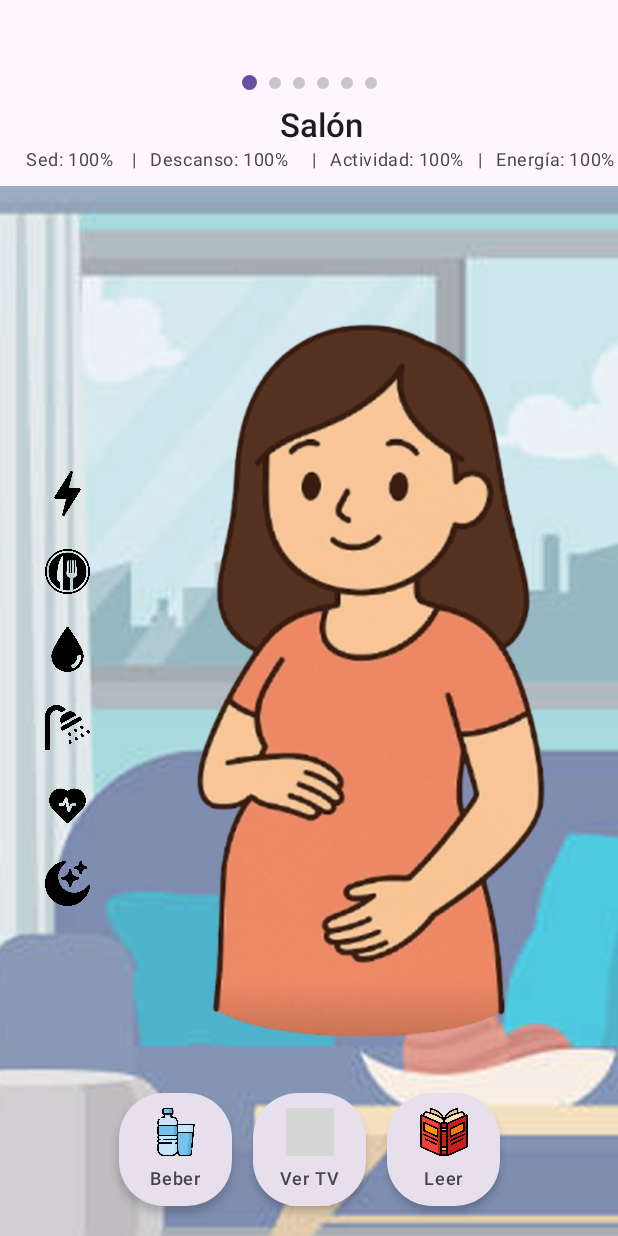
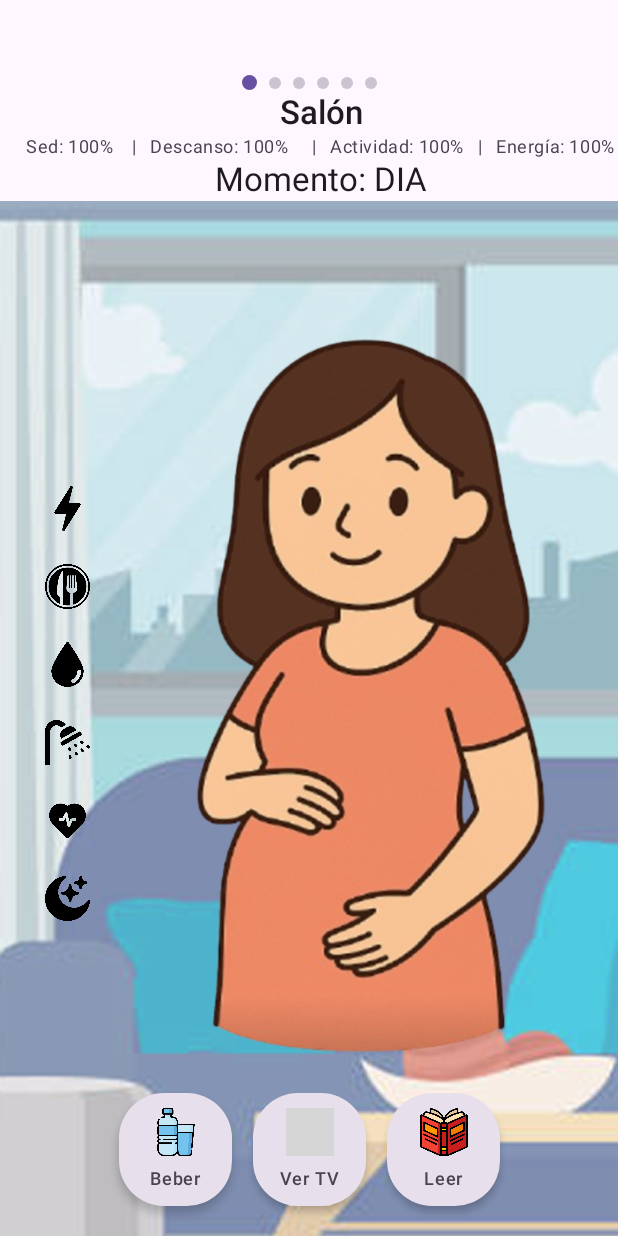
Before and after one commit to Iria141/Damagotchi_26, an Android app built with Jetpack Compose: the first screen one second after launch (MainActivity), on a phone screen of 412 x 824 dp. Run offline under Robolectric (Android 15) with nearby library versions, the light colour scheme and no system bars; grey boxes are pictures that could not be loaded.

Commit message:
comprobacion temporalizacion con mensajes DIA/NOCHE y DIA/SEMANA de embarazp

```diff
--- a/app/src/main/java/com/example/damagotchi_26/MainActivity.kt
+++ b/app/src/main/java/com/example/damagotchi_26/MainActivity.kt
@@ -1,12 +1,11 @@
 package com.example.damagotchi_26
 
-import android.content.Context
+import com.example.damagotchi_26.viewmodel.TransicionViewModel
 import android.os.Bundle
 import androidx.activity.ComponentActivity
 import androidx.activity.compose.setContent
 import androidx.compose.runtime.LaunchedEffect
 import androidx.lifecycle.viewmodel.compose.viewModel
-import com.example.damagotchi_26.data.PetPrefs
 import com.example.damagotchi_26.viewmodel.PetViewModel
 import com.example.damagotchi_26.navigation.RoomsPagerScreen
 import com.example.damagotchi_26.viewmodel.PetViewModelFactory
@@ -18,12 +17,18 @@ class MainActivity : ComponentActivity() {
         setContent {
             val factory = PetViewModelFactory(applicationContext)
             val petViewModel: PetViewModel = viewModel(factory = factory)
+            val transicionViewModel: TransicionViewModel = viewModel()
 
             LaunchedEffect(Unit) {
-                petViewModel.iniciarTick()
+                petViewModel.iniciarTick()   // medidores
+                petViewModel.iniciarTiempo()   // embarazo (día/semana)
+                transicionViewModel.iniciarCicloLuz()// día/noche
             }
 
-            RoomsPagerScreen(petViewModel = petViewModel)
+            RoomsPagerScreen(
+                petViewModel = petViewModel,
+                momentoDia = transicionViewModel.momentoDia
+            )
         }
     }
 }
--- /dev/null
+++ b/app/src/main/java/com/example/damagotchi_26/domain/MomentoDia.kt
@@ -0,0 +1,17 @@
+package com.example.damagotchi_26.domain
+
+import android.os.Build
+import androidx.annotation.RequiresApi
+import java.time.LocalTime
+
+enum class MomentoDia { DIA, NOCHE }
+
+@RequiresApi(Build.VERSION_CODES.O)
+fun obtenerMomentoDia(): MomentoDia {
+    val hora = LocalTime.now().hour
+
+    return when (hora) {
+        in 6..11 -> MomentoDia.DIA
+        else -> MomentoDia.NOCHE
+    }
+}
--- a/app/src/main/java/com/example/damagotchi_26/domain/Pet.kt
+++ b/app/src/main/java/com/example/damagotchi_26/domain/Pet.kt
@@ -8,7 +8,9 @@ data class Pet(
     val actividad: Int = 100,
     val descanso : Int = 100,
 
-    val semanaEmbarazo: Int = 1
+    val semanaEmbarazo: Int = 1, //1..200
+    val diaEmbarazo: Int = 1 //1..40
+
 
 ) {
     fun estaMal(): Boolean =
--- a/app/src/main/java/com/example/damagotchi_26/navigation/RoomPagesScreem.kt
+++ b/app/src/main/java/com/example/damagotchi_26/navigation/RoomPagesScreem.kt
@@ -8,6 +8,7 @@ import androidx.compose.runtime.*
 import androidx.compose.ui.Alignment
 import androidx.compose.ui.Modifier
 import androidx.compose.ui.unit.dp
+import com.example.damagotchi_26.domain.MomentoDia
 import com.example.damagotchi_26.ui.rooms.BathRoom
 import com.example.damagotchi_26.ui.rooms.BedRoom
 import com.example.damagotchi_26.ui.rooms.Clinic
@@ -15,10 +16,11 @@ import com.example.damagotchi_26.ui.rooms.Kitchen
 import com.example.damagotchi_26.ui.rooms.LivingRoom
 import com.example.damagotchi_26.ui.rooms.Park
 import com.example.damagotchi_26.viewmodel.PetViewModel
+import kotlinx.coroutines.flow.StateFlow
 
 @OptIn(ExperimentalMaterial3Api::class)
 @Composable
-fun RoomsPagerScreen(petViewModel: PetViewModel) {
+fun RoomsPagerScreen(petViewModel: PetViewModel, momentoDia: StateFlow<MomentoDia>) {
     val petEstado by petViewModel.pet.collectAsState()
 
     val rooms = listOf("Salón", "Cocina", "Dormitorio", "Baño", "Consulta Médica", "Parque")
--- a/app/src/main/java/com/example/damagotchi_26/ui/rooms/LivingRoom.kt
+++ b/app/src/main/java/com/example/damagotchi_26/ui/rooms/LivingRoom.kt
@@ -1,24 +1,26 @@
 package com.example.damagotchi_26.ui.rooms
 
 import androidx.compose.foundation.Image
-import androidx.compose.foundation.background
 import androidx.compose.foundation.layout.*
 import androidx.compose.foundation.layout.padding
 import androidx.compose.material3.*
 import androidx.compose.runtime.Composable
+import androidx.compose.runtime.collectAsState
+import androidx.compose.runtime.getValue
 import androidx.compose.ui.Alignment
 import androidx.compose.ui.Modifier
-import androidx.compose.ui.graphics.Color
 import androidx.compose.ui.layout.ContentScale
 import androidx.compose.ui.res.painterResource
 import androidx.compose.ui.text.font.FontWeight
 import androidx.compose.ui.unit.dp
 import androidx.compose.ui.unit.sp
 import androidx.compose.ui.zIndex
+import androidx.lifecycle.viewmodel.compose.viewModel
 import com.example.damagotchi_26.R
 import com.example.damagotchi_26.domain.Pet
 import com.example.damagotchi_26.ui.components.IconsPanel
 import com.example.damagotchi_26.ui.theme.ActionButton
+import com.example.damagotchi_26.viewmodel.TransicionViewModel
 
 @OptIn(ExperimentalMaterial3Api::class)
 @Composable
@@ -27,7 +29,10 @@ fun LivingRoom(
     beber: () -> Unit,
     verTV: () -> Unit,
     leer: () -> Unit
-) {
+)
+{
+    val vm: TransicionViewModel = viewModel ()
+    val momento by vm.momentoDia.collectAsState()
 
     Scaffold(
                 topBar = {
@@ -54,6 +59,9 @@ fun LivingRoom(
                             style = MaterialTheme.typography.bodySmall,
                             color = MaterialTheme.colorScheme.onSurfaceVariant
                         )
+
+                    //Text("Día: ${pet.diaEmbarazo}  Semana: ${pet.semanaEmbarazo}") //COMPRUEBA EL DIA Y LA SEMANA
+                  Text("Momento: ${momento.name}")
                     }
                 }
             )
--- a/app/src/main/java/com/example/damagotchi_26/viewmodel/PetViewModel.kt
+++ b/app/src/main/java/com/example/damagotchi_26/viewmodel/PetViewModel.kt
@@ -2,7 +2,6 @@ package com.example.damagotchi_26.viewmodel
 
 import androidx.lifecycle.ViewModel
 import androidx.lifecycle.viewModelScope
-import androidx.room.util.copy
 import com.example.damagotchi_26.data.PetPrefs
 import com.example.damagotchi_26.domain.Pet
 import com.example.damagotchi_26.domain.limitar
@@ -14,25 +13,36 @@ import kotlinx.coroutines.flow.stateIn
 import kotlinx.coroutines.launch
 
 
-//Hace que los medidores suban o bajen su porcentaje
-class PetViewModel(
-    private val prefs: PetPrefs
+/*
+* Hace que los medidores suban o bajen su porcentaje
+* Implementacion de la temporalizacion del embarazo.
+
+*/
+
+
+class PetViewModel( private val prefs: PetPrefs
 ) : ViewModel() {
 
     val pet: StateFlow<Pet> = prefs.petFlow.stateIn(
         scope = viewModelScope,
-        started = SharingStarted.WhileSubscribed(5_000),
+        started = SharingStarted.WhileSubscribed(3_000),
         initialValue = Pet()
     )
 
     private var trabajoTick: Job? = null
+    private var trabajoTiempo: Job? = null
+
+    private val minutosRealesPorDiaFicticio = 155L   // modo REAL
+ // private val minutosRealesPorDiaFicticio = 1L  // modo DEMO (prueba rápida)
+
+
 
     fun iniciarTick() {
         if (trabajoTick != null) return
 
         trabajoTick = viewModelScope.launch {
             while (true) {
-                delay(3000)
+                delay(30_000)
                 val actual = pet.value
                 val actualizado = actual.copy(
                     hambre = limitar(actual.hambre - 2),
@@ -50,6 +60,7 @@ class PetViewModel(
     fun alimentar() = actualizar { actual ->
         actual.copy(
             hambre = limitar(actual.hambre + 15),
+            energia = limitar(actual.energia + 15),
             limpieza = limitar(actual.limpieza - 2),
             actividad = limitar(actual.actividad - 1),
             descanso = limitar(actual.descanso - 1)
@@ -59,25 +70,28 @@ class PetViewModel(
     fun hidratar() = actualizar { actual ->
         actual.copy(
             sed = limitar(actual.sed + 15),
-            hambre = limitar(actual.hambre + 5)
+            hambre = limitar(actual.hambre + 5),
+            energia = limitar(actual.energia + 10)
         )
     }
 
     fun verTV() = actualizar { actual ->
         actual.copy(
-            sed = limitar(actual.sed - 3),
+            sed = limitar(actual.sed - 1),
             hambre = limitar(actual.hambre - 2),
             descanso = limitar(actual.descanso + 5),
-            actividad = limitar(actual.actividad + 2)
+            actividad = limitar(actual.actividad + 2),
+            energia = limitar(actual.energia + 5)
         )
     }
 
     fun leer() = actualizar { actual ->
         actual.copy(
-            sed = limitar(actual.sed - 3),
+            sed = limitar(actual.sed - 1),
             hambre = limitar(actual.hambre - 2),
             descanso = limitar(actual.descanso + 5),
-            actividad = limitar(actual.actividad + 5)
+            actividad = limitar(actual.actividad + 5),
+            energia = limitar(actual.energia + 5)
         )
     }
 
@@ -87,7 +101,7 @@ class PetViewModel(
             descanso = limitar(actual.descanso + 20),
             energia = limitar(actual.energia + 10),
             hambre = limitar(actual.hambre - 3),
-            sed = limitar(actual.sed - 3)
+            sed = limitar(actual.sed - 2)
         )
     }
 
@@ -137,4 +151,35 @@ class PetViewModel(
         trabajoTick?.cancel()
         super.onCleared()
     }
+
+
+    fun iniciarTiempo() {
+        if (trabajoTiempo != null) return
+
+        trabajoTiempo = viewModelScope.launch {
+            while (true) {
+                delay(155 * 60 * 1000L) // 155 min reales → 1 día ficticio ()
+                avanzarDia()
+            }
+        }
+    }
+
+    private fun avanzarDia() {
+        val actual = pet.value
+        val nuevoDia = (actual.diaEmbarazo + 1).coerceAtMost(280)
+        val nuevaSemana = ((nuevoDia - 1) / 7) + 1
+
+        val actualizado = actual.copy(
+            diaEmbarazo = nuevoDia,
+            semanaEmbarazo = nuevaSemana.coerceAtMost(40)
+        )
+
+        //Coroutine (es como "tranquilo realiza esto sin prisas en suguendo plano.., Sin prisa pero sin pausa"(hilos))
+        viewModelScope.launch {
+            prefs.guardar(pet = actualizado)
+        }
+    }
+
+
+
 }
--- /dev/null
+++ b/app/src/main/java/com/example/damagotchi_26/viewmodel/TransicionViewModel.kt
@@ -0,0 +1,41 @@
+package com.example.damagotchi_26.viewmodel
+
+
+import androidx.lifecycle.ViewModel
+import androidx.lifecycle.viewModelScope
+import com.example.damagotchi_26.domain.MomentoDia
+import kotlinx.coroutines.Job
+import kotlinx.coroutines.delay
+import kotlinx.coroutines.flow.MutableStateFlow
+import kotlinx.coroutines.flow.StateFlow
+
+import kotlinx.coroutines.launch
+
+class TransicionViewModel : ViewModel() {
+
+    var _momentoDia = MutableStateFlow(MomentoDia.DIA)
+        private set
+    val momentoDia: StateFlow<MomentoDia> = _momentoDia
+
+
+    private var trabajoLuz: Job? = null
+
+    fun iniciarCicloLuz() {
+        if (trabajoLuz != null) return
+
+        trabajoLuz = viewModelScope.launch {
+            while (true) {
+                delay((1.24 * 60 * 60 * 1000).toLong()) // 1,24 horas
+                _momentoDia.value =
+                    if (_momentoDia.value == MomentoDia.DIA) MomentoDia.NOCHE
+                else MomentoDia.DIA
+            }
+        }
+    }
+
+
+    override fun onCleared() {
+        trabajoLuz?.cancel()
+        super.onCleared()
+    }
+}
--- a/gradle/libs.versions.toml
+++ b/gradle/libs.versions.toml
@@ -10,6 +10,7 @@ activityCompose = "1.8.0"
 composeBom = "2024.09.00"
 foundationLayout = "1.10.1"
 roomKtx = "2.8.4"
+remoteCreationCompose = "1.0.0-alpha03"
 
 [libraries]
 androidx-core-ktx = { group = "androidx.core", name = "core-ktx", version.ref = "coreKtx" }
@@ -28,6 +29,7 @@ androidx-compose-ui-test-junit4 = { group = "androidx.compose.ui", name = "ui-te
 androidx-compose-material3 = { group = "androidx.compose.material3", name = "material3" }
 androidx-compose-foundation-layout = { group = "androidx.compose.foundation", name = "foundation-layout", version.ref = "foundationLayout" }
 androidx-room-ktx = { group = "androidx.room", name = "room-ktx", version.ref = "roomKtx" }
+androidx-compose-remote-creation-compose = { group = "androidx.compose.remote", name = "remote-creation-compose", version.ref = "remoteCreationCompose" }
 
 [plugins]
 android-application = { id = "com.android.application", version.ref = "agp" }
```
